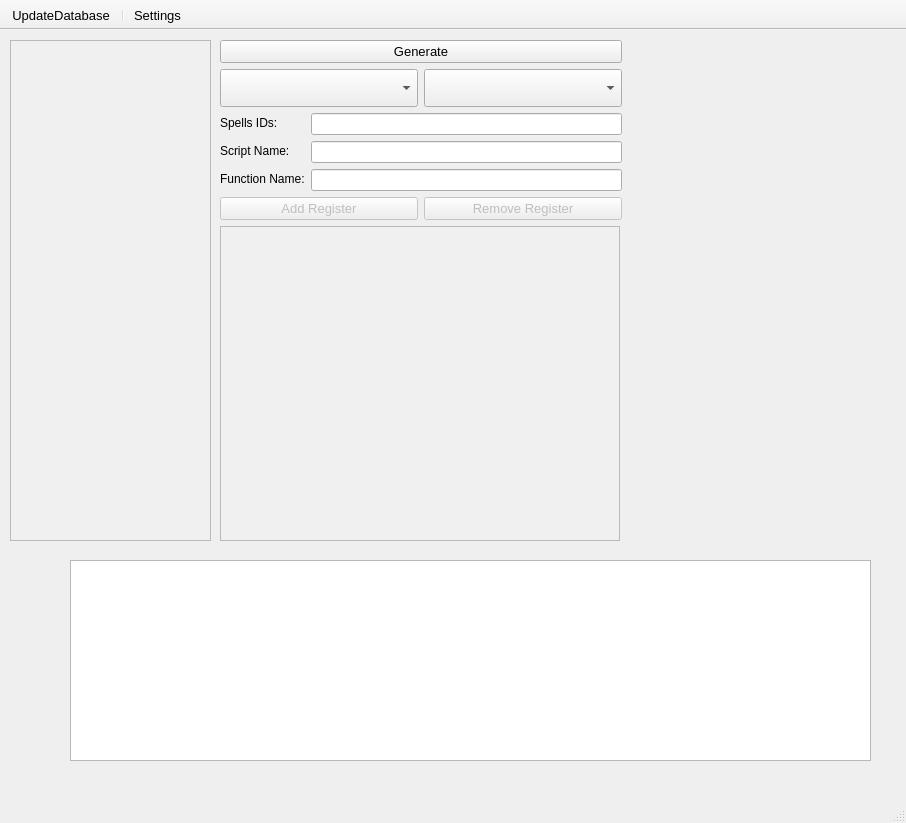
First picture: the form in mainwindow.ui, repository Yourp/UWOWDevelopHelper, before the edit.
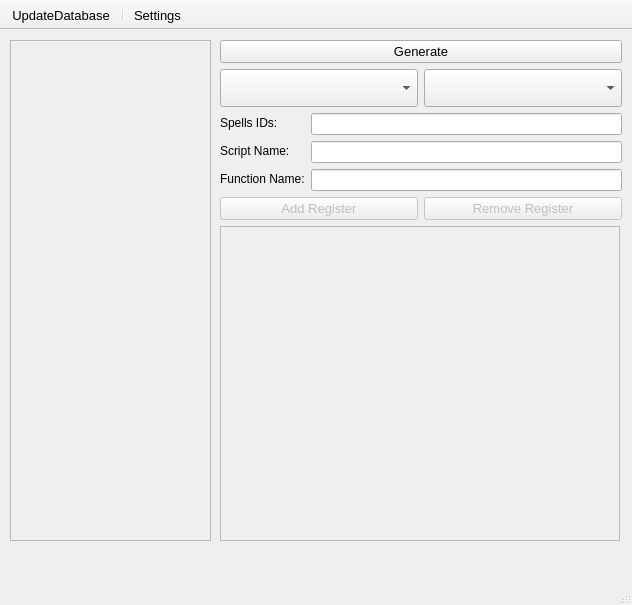
Second picture: the form after the edit. Icons and pictures are not drawn.

```diff
--- a/mainwindow.ui
+++ b/mainwindow.ui
@@ -12,8 +12,8 @@
    <rect>
     <x>0</x>
     <y>0</y>
-    <width>906</width>
-    <height>823</height>
+    <width>632</width>
+    <height>605</height>
    </rect>
   </property>
   <property name="contextMenuPolicy">
@@ -628,16 +628,6 @@
      </item>
     </layout>
    </widget>
-   <widget class="QTextEdit" name="textEdit">
-    <property name="geometry">
-     <rect>
-      <x>70</x>
-      <y>530</y>
-      <width>801</width>
-      <height>201</height>
-     </rect>
-    </property>
-   </widget>
   </widget>
   <widget class="QStatusBar" name="statusbar"/>
   <widget class="QMenuBar" name="menuBar">
```
Left out of the diff: 2 changed lines with no effect on the pictures.
